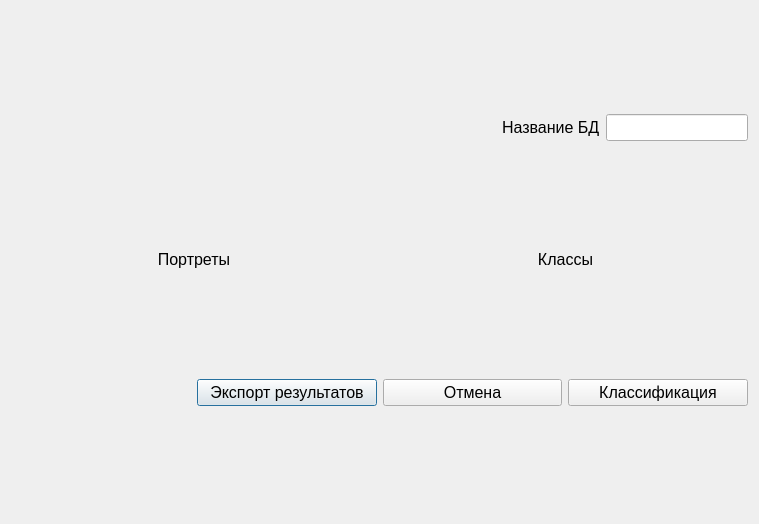
Above: classifywindow.ui from layxproud/FileManagerVega before the change. Below: the same form after it.
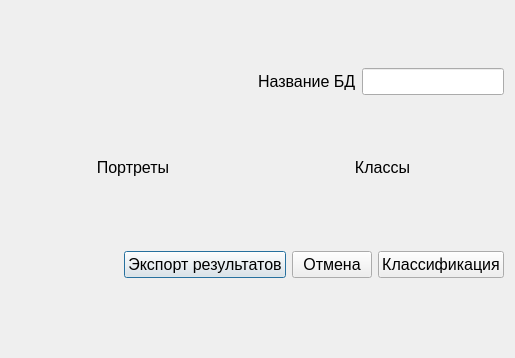
That is the form after the change.

```diff
--- a/classifywindow.ui
+++ b/classifywindow.ui
@@ -6,8 +6,8 @@
    <rect>
     <x>0</x>
     <y>0</y>
-    <width>759</width>
-    <height>524</height>
+    <width>515</width>
+    <height>358</height>
    </rect>
   </property>
   <property name="font">
@@ -132,6 +132,9 @@
     <layout class="QHBoxLayout" name="buttonsLayout">
      <item>
       <layout class="QHBoxLayout" name="dbNameLayout_2">
+       <property name="sizeConstraint">
+        <enum>QLayout::SetDefaultConstraint</enum>
+       </property>
        <property name="topMargin">
         <number>0</number>
        </property>
@@ -141,7 +144,7 @@
           <enum>Qt::Horizontal</enum>
          </property>
          <property name="sizeType">
-          <enum>QSizePolicy::Preferred</enum>
+          <enum>QSizePolicy::Expanding</enum>
          </property>
          <property name="sizeHint" stdset="0">
           <size>
@@ -153,15 +156,21 @@
        </item>
        <item>
         <widget class="QLabel" name="loadingLabel">
+         <property name="sizePolicy">
+          <sizepolicy hsizetype="Fixed" vsizetype="Fixed">
+           <horstretch>0</horstretch>
+           <verstretch>0</verstretch>
+          </sizepolicy>
+         </property>
          <property name="minimumSize">
           <size>
-           <width>30</width>
-           <height>30</height>
+           <width>50</width>
+           <height>50</height>
           </size>
          </property>
          <property name="maximumSize">
           <size>
-           <width>1000</width>
+           <width>10000</width>
            <height>1000</height>
           </size>
          </property>
@@ -179,7 +188,7 @@
           <enum>Qt::Horizontal</enum>
          </property>
          <property name="sizeType">
-          <enum>QSizePolicy::Preferred</enum>
+          <enum>QSizePolicy::Expanding</enum>
          </property>
          <property name="sizeHint" stdset="0">
           <size>
```
